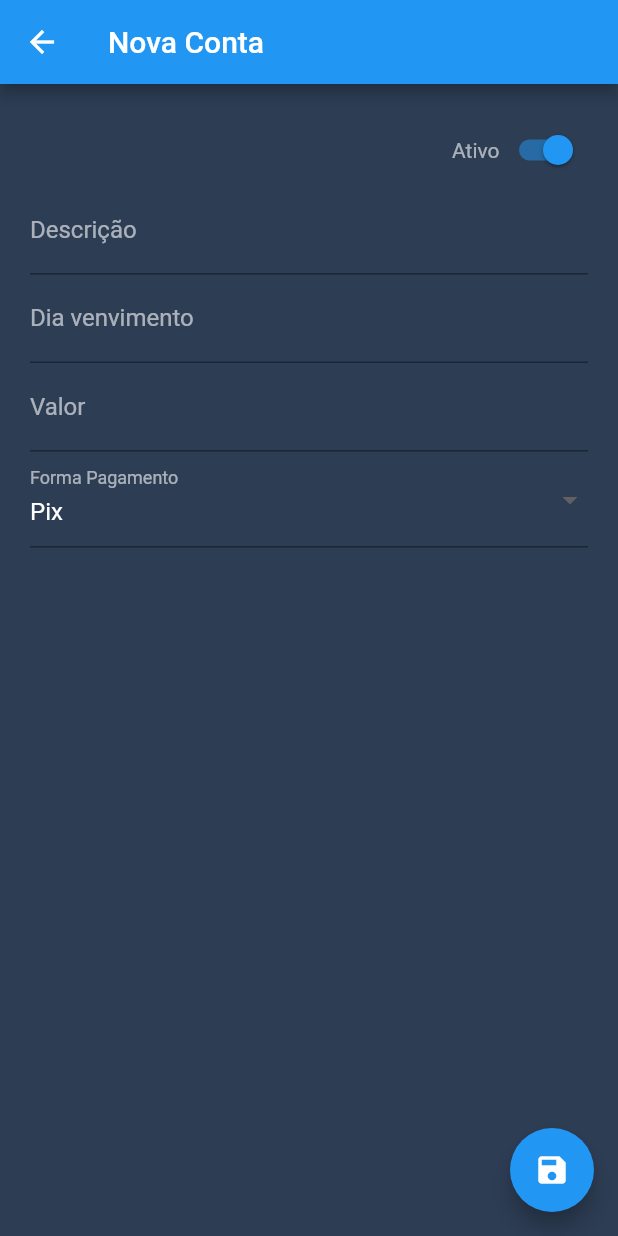
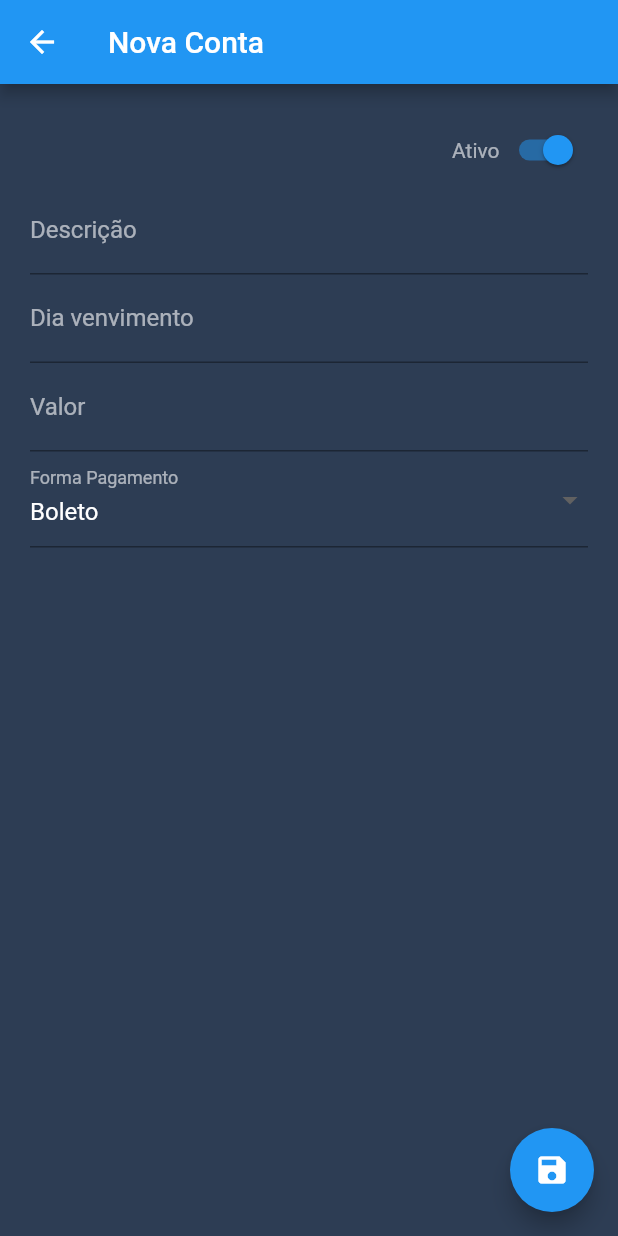
Before and after one commit to leandrorwgit/pilates-app, a Flutter app: the ContasPagarFormView screen opened directly, on a phone screen of 412 x 824 dp. Run offline on Flutter 3.47's test engine with Material 2 defaults, Android fonts, the phone set to English and light mode, and no system bars; our stand-ins replace datetime_picker_formfield, dio, flutter_multi_formatter, flutter_typeahead, rx_notifier, shared_preferences; missing offline and left inert: flutter_week_view, material_color_scheme; accounts and stored records are empty.

Commit message:
Finalizado tela de contas a pagar - cadastro.

```diff
--- a/lib/aluno/aluno_repository.dart
+++ b/lib/aluno/aluno_repository.dart
@@ -17,7 +17,6 @@ class AlunoRepository {
       var res = await dio.put('aluno/'+aluno.id.toString(), data: aluno.toJson());
       return Aluno.fromMap(res.data);
     } on Exception catch (e) {
-      print(e);
       throw e;
     }
   }
--- a/lib/contaspagar/contaspagar_form_controller.dart
+++ b/lib/contaspagar/contaspagar_form_controller.dart
@@ -1,4 +1,6 @@
+import 'package:app_pilates/utils/formatos.dart';
 import 'package:flutter/material.dart';
+import 'package:intl/intl.dart';
 import 'package:rx_notifier/rx_notifier.dart';
 
 import '../models/contaspagar.dart';
@@ -11,8 +13,8 @@ class ContasPagarFormController {
   final diaVencimentoController = TextEditingController(text: '');
   final valorController = TextEditingController(text: '');
   bool ativo = true;
-  final formaPagamentoItens = ['Pix', 'Dinheiro', 'Depósito', 'DOC'];
-  String formaPagamento = 'Pix';
+  final formaPagamentoItens = ['Boleto', 'Pix', 'Dinheiro', 'Depósito', 'DOC'];
+  String formaPagamento = 'Boleto';
   var carregando = RxNotifier<bool>(false);
 
   void carregar(ContasPagar? contasPagar) {
@@ -20,8 +22,8 @@ class ContasPagarFormController {
       idContasPagar = contasPagar.id;
       descricaoController.text = contasPagar.descricao ?? '';
       diaVencimentoController.text = contasPagar.diaVencimento != null ? contasPagar.diaVencimento.toString() : '';
-      valorController.text = contasPagar.valor != null ? contasPagar.valor!.toStringAsFixed(2) : '';
-      formaPagamento = contasPagar.formaPagamento ?? 'Pix';
+      valorController.text = contasPagar.valor != null ? Formatos.moedaReal.format(contasPagar.valor) : '';
+      formaPagamento = contasPagar.formaPagamento ?? 'Boleto';
       ativo = contasPagar.ativo ?? false;
     }
   }
@@ -32,7 +34,7 @@ class ContasPagarFormController {
       ContasPagar contasPagar = ContasPagar();
       contasPagar.descricao = descricaoController.text;
       contasPagar.diaVencimento = int.tryParse(diaVencimentoController.text) ?? 0;
-      contasPagar.valor = double.tryParse(valorController.text) ?? 0;
+      contasPagar.valor = double.tryParse(valorController.text.replaceAll('R\$', '').replaceAll('.', '').replaceAll(',', '.')) ?? 0;
       contasPagar.formaPagamento = formaPagamento;
       contasPagar.ativo = ativo;
       ContasPagar contasPagarRetorno;
--- a/lib/contaspagar/contaspagar_form_view.dart
+++ b/lib/contaspagar/contaspagar_form_view.dart
@@ -35,7 +35,8 @@ class _ContasPagarFormViewState extends State<ContasPagarFormView> {
   Widget build(BuildContext context) {
     return Scaffold(
         appBar: AppBar(
-          title: Text(widget.contasPagar == null ? 'Nova Conta' : 'Alterar Conta'),
+          title:
+              Text(widget.contasPagar == null ? 'Nova Conta' : 'Alterar Conta'),
         ),
         body: Stack(children: [
           Form(
@@ -86,7 +87,13 @@ class _ContasPagarFormViewState extends State<ContasPagarFormView> {
                       style: TextStyle(color: AppColors.texto),
                       keyboardType: TextInputType.number,
                       decoration: Estilos.getDecoration('Valor'),
-                      inputFormatters: [MaskedInputFormatter("000,00")],
+                      inputFormatters: [
+                        MoneyInputFormatter(
+                          thousandSeparator: ThousandSeparator.Period,
+                          leadingSymbol: 'R\$',
+                          useSymbolPadding: true,
+                        )
+                      ],
                       validator: (String? value) {
                         return Validacoes.validarCampoObrigatorio(
                             value, 'Valor deve ser informado!');
--- a/lib/contaspagar/contaspagar_repository.dart
+++ b/lib/contaspagar/contaspagar_repository.dart
@@ -17,7 +17,6 @@ class ContasPagarRepository {
       var res = await dio.put('contaspagar/'+contasPagar.id.toString(), data: contasPagar.toJson());
       return ContasPagar.fromMap(res.data);
     } on Exception catch (e) {
-      print(e);
       throw e;
     }
   }
--- a/lib/models/contaspagar.dart
+++ b/lib/models/contaspagar.dart
@@ -21,7 +21,7 @@ class ContasPagar {
       'id': id,
       'descricao': descricao,
       'diaVencimento': diaVencimento,
-      'valor': valor,
+      'valor': valor != null ? valor!.toStringAsFixed(2) : null,
       'formaPagamento': formaPagamento,
       'ativo': ativo,
     };
@@ -32,7 +32,7 @@ class ContasPagar {
       id: map['id'],
       descricao: map['descricao'],
       diaVencimento: map['diaVencimento'],
-      valor: map['valor'],
+      valor: double.tryParse(map['valor']) ?? 0,
       formaPagamento: map['formaPagamento'],
       ativo: map['ativo'],
     );
--- a/lib/models/contaspagarpagamento.dart
+++ b/lib/models/contaspagarpagamento.dart
@@ -21,7 +21,7 @@ class ContasPagarPagamento {
       'id': id,
       'idContasPagar': contasPagar?.id,
       'dataPagamento': dataPagamento?.toIso8601String(),
-      'valorPago': valorPago,
+      'valorPago': valorPago != null ? valorPago!.toStringAsFixed(2) : null,
       'formaPagamento': formaPagamento
     };
   }
@@ -31,7 +31,7 @@ class ContasPagarPagamento {
       id: map['id'],
       contasPagar: ContasPagar(id: map['contasPagar']?['id'], descricao: map['contasPagar']?['descricao']),
       dataPagamento: DateTime.parse(map['dataPagamento']),
-      valorPago: map['valorPago'],
+      valorPago: double.tryParse(map['valorPago']) ?? 0,
       formaPagamento: map['formaPagamento'],
     );
   }
--- a/lib/utils/formatos.dart
+++ b/lib/utils/formatos.dart
@@ -6,6 +6,8 @@ class Formatos {
   static final dataYMD = DateFormat('yyyy-MM-dd');
   static final dataYMDHora = DateFormat('yyyy-MM-dd HH:mm:ss');
 
+  static final moedaReal = NumberFormat.simpleCurrency(locale: "pt_Br");
+
   static String adicionaZeroEsquerda(int number) =>
       (number < 10 ? '0' : '') + number.toString();
 }
--- a/lib/utils/rotas.dart
+++ b/lib/utils/rotas.dart
@@ -11,4 +11,6 @@ class Rotas {
   static const REAGENDAMENTO_FORM = '/reagendamento_form';
   static const CONTASPAGAR_LISTA = '/contaspagar_lista';
   static const CONTASPAGAR_FORM = '/contaspagar_form';
+  static const CONTASPAGARPAGAMENTO_LISTA = '/contaspagarpagamento_lista';
+  static const CONTASPAGARPAGAMENTO_FORM = '/contaspagarpagamento_form';
 }
```
Also changed, not shown: lib/components/app_drawer.dart (+56 -7 lines).
